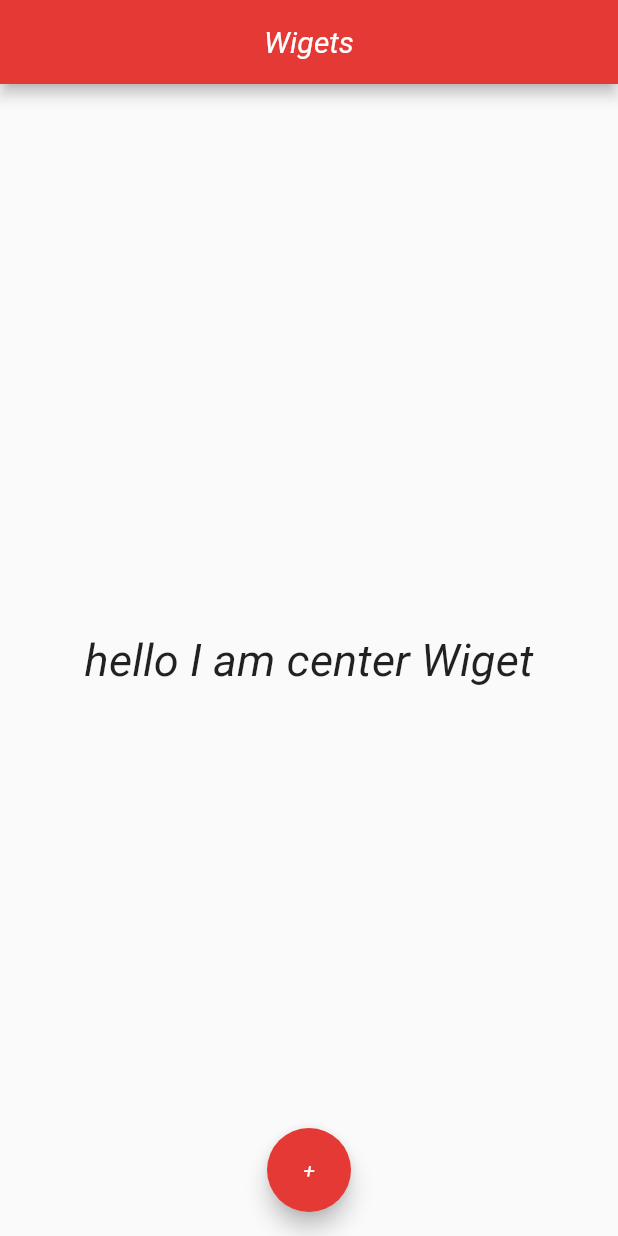
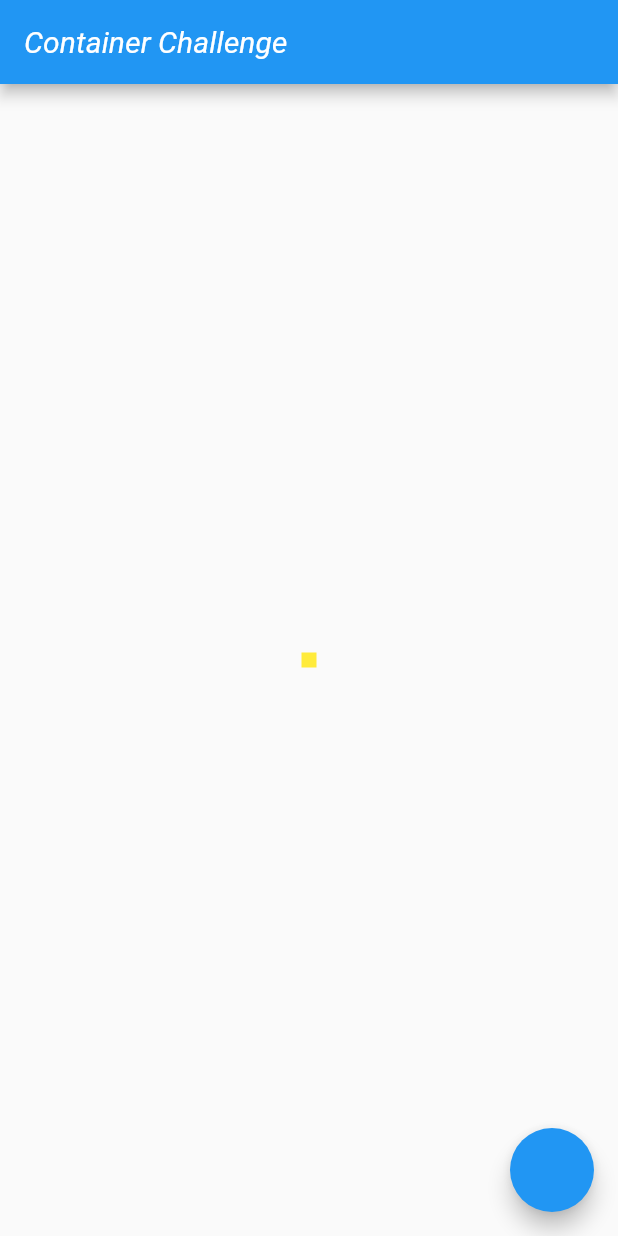
Before and after one commit to RishabhS05/FlutterBasics, a Flutter app: the screen it shows after launch, on a phone screen of 412 x 824 dp. Run offline on Flutter 3.47's test engine with Material 2 defaults, Android fonts, the phone set to English and light mode, and no system bars.

Commit message:
resizing of a container using stream.

```diff
--- a/lib/main.dart
+++ b/lib/main.dart
@@ -1,26 +1,98 @@
+import 'dart:async';
+
 import 'package:flutter/material.dart';
 
 void main() {
-  runApp(MaterialApp(home: Home()));
+  runApp(MyApp());
 }
 
-class Home extends StatelessWidget {
+class MyApp extends StatelessWidget {
+  // This widget is the root of your application.
+  @override
+  Widget build(BuildContext context) {
+    return MaterialApp(
+      theme: ThemeData(
+        primarySwatch: Colors.blue,
+        visualDensity: VisualDensity.adaptivePlatformDensity,
+      ),
+      home: MyHomePage(title: 'Container Challenge'),
+    );
+  }
+}
+
+class MyHomePage extends StatelessWidget {
+  MyHomePage({Key key, this.title}) : super(key: key);
+  final String title;
+  double _height = 10, _width = 10;
+  bool isStop = true;
+  final _boxContainer = HomeContainer();
+
+  void incrementAndDecrementheightAndwidth(
+      BuildContext context, bool isSizeincreasing) async {
+    if (isStop) return;
+    double heightFrameRate = MediaQuery.of(context).size.height / 20;
+    double widthFrameRate = MediaQuery.of(context).size.width / 20;
+    if (_height >= MediaQuery.of(context).size.height &&
+        _width >= MediaQuery.of(context).size.width) {
+      isSizeincreasing = false;
+    } else if (_height <= heightFrameRate && _width <= widthFrameRate) {
+      isSizeincreasing = true;
+    }
+    if (isSizeincreasing) {
+      _width += widthFrameRate;
+      _height += heightFrameRate;
+    } else {
+      _width -= widthFrameRate;
+      _height -= heightFrameRate;
+    }
+    await Future.delayed(Duration(milliseconds: 100));
+    _boxContainer.inBoxSize.add(Size(_width, _height));
+    incrementAndDecrementheightAndwidth(context, isSizeincreasing);
+  }
+
   @override
   Widget build(BuildContext context) {
     return Scaffold(
       appBar: AppBar(
-          title: Text("Wigets"),
-          centerTitle: true,
-          backgroundColor: Colors.red[600]),
+        title: Text(title),
+      ),
       body: Center(
-          child: Text(
-        "hello I am center Wiget",
-        style: TextStyle(
-            fontFamily: 'Roboto', fontSize: 30.0, fontStyle: FontStyle.italic),
-      )),
-      floatingActionButton: FloatingActionButton(
-          child: Text("+"), backgroundColor: Colors.red[600], onPressed: () {}),
-      floatingActionButtonLocation: FloatingActionButtonLocation.centerFloat,
+        child: StreamBuilder<Size>(
+            stream: _boxContainer.outBoxSize,
+            builder: (context, snapshot) {
+              return Container(
+                width: snapshot.hasData ? snapshot.data.width : 10,
+                height: snapshot.hasData ? snapshot.data.height : 10,
+                color: Colors.yellow,
+              );
+            }),
+      ),
+      floatingActionButton: Visibility(
+        child: FloatingActionButton(
+          onPressed: () {
+            if (isStop)
+              isStop = false;
+            else {
+              isStop = true;
+            }
+
+            incrementAndDecrementheightAndwidth(context, true);
+          },
+        ),
+      ),
     );
   }
 }
+
+class HomeContainer {
+  final StreamController<Size> _sizeController = StreamController<Size>();
+
+//creating stream
+  Stream<Size> get outBoxSize => _sizeController.stream;
+
+  Sink<Size> get inBoxSize => _sizeController.sink;
+
+  void dispose() {
+    _sizeController.close();
+  }
+}
```
Also changed, not shown: pubspec.lock.
